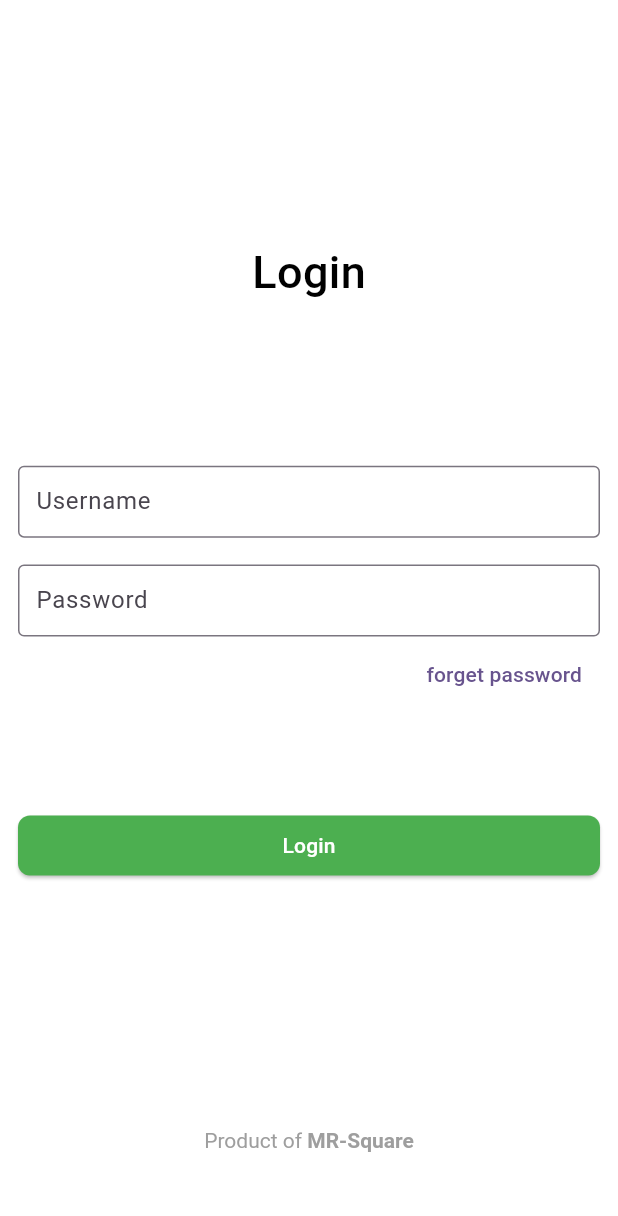
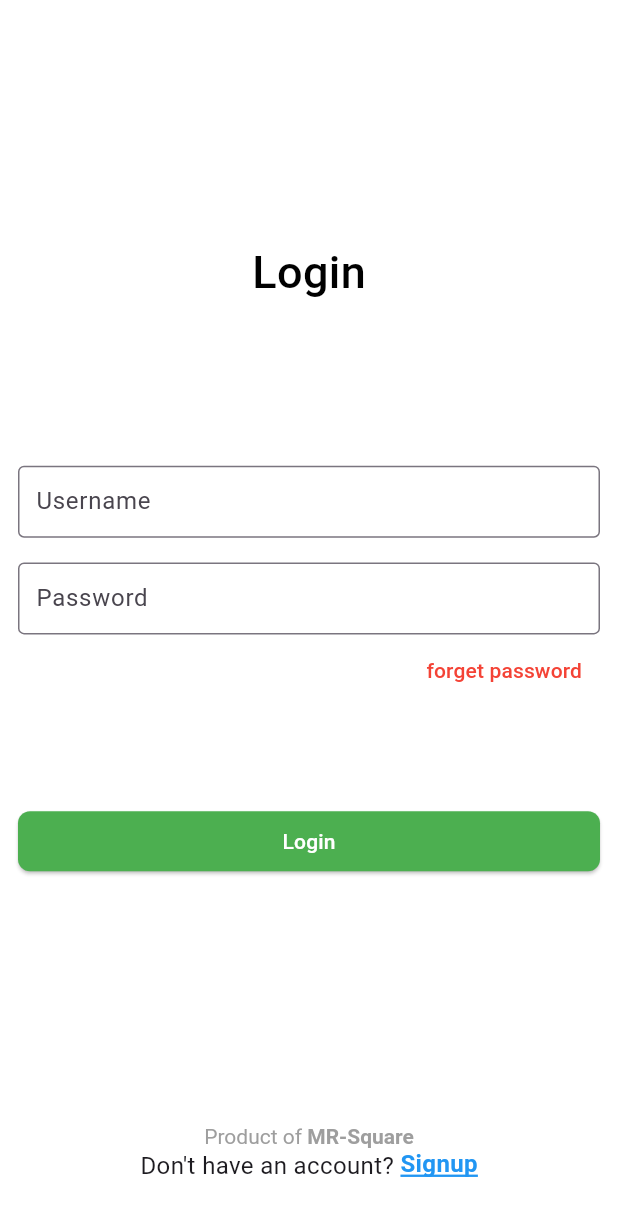
Before and after one commit to MR-Square/Task-Manager, a Flutter app: the screen it shows after launch, on a phone screen of 412 x 824 dp. Shown: the top 1216 px of the screen. Run offline on Flutter 3.47's test engine with Material 3 defaults, Android fonts, the phone set to English and light mode, and no system bars; our stand-ins replace get, shared_preferences.

Commit message:
signup ui completed

```diff
--- a/lib/res/components/inputs/simple_inputfield_widget.dart
+++ b/lib/res/components/inputs/simple_inputfield_widget.dart
@@ -52,7 +52,7 @@ class SimpleInputfieldWidget extends StatelessWidget {
   Widget build(BuildContext context) {
     return SizedBox(
       width: width ?? Utils.widthPer(100),
-      height: height ?? Utils.heightPer(6),
+      height: height,
       child: TextFormField(
         controller: controller,
         focusNode: focusNode,
--- a/lib/res/routes/app_routes.dart
+++ b/lib/res/routes/app_routes.dart
@@ -3,6 +3,7 @@ import 'package:task_manager/res/routes/routes_name.dart';
 import 'package:task_manager/views/home/home_view.dart';
 import 'package:task_manager/views/login/forget_password_view.dart';
 import 'package:task_manager/views/login/login_view.dart';
+import 'package:task_manager/views/login/signup_view.dart';
 import 'package:task_manager/views/splash_view.dart';
 
 class AppRoutes {
@@ -10,12 +11,17 @@ class AppRoutes {
         GetPage(
           name: RoutesName.splashView,
           page: () => const SplashView(),
-          transition: Transition.zoom,
+          // transition: Transition.zoom,
         ),
         GetPage(
           name: RoutesName.loginView,
           page: () => const LoginView(),
-          transition: Transition.zoom,
+          // transition: Transition.zoom,
+        ),
+        GetPage(
+          name: RoutesName.signupView,
+          page: () => const SignupView(),
+          // transition: Transition.zoom,
         ),
         GetPage(
           name: RoutesName.forgetPasswordView,
@@ -25,7 +31,7 @@ class AppRoutes {
         GetPage(
           name: RoutesName.homeView,
           page: () => const HomeView(),
-          transition: Transition.zoom,
+          // transition: Transition.zoom,
         ),
       ];
 }
--- a/lib/res/routes/routes_name.dart
+++ b/lib/res/routes/routes_name.dart
@@ -3,4 +3,5 @@ class RoutesName {
   static const String loginView = "/login_view";
   static const String homeView = "/home_view";
   static const String forgetPasswordView = "/forget_password_view";
+  static const String signupView = "/signup_view";
 }
--- a/lib/views/login/forget_password_view.dart
+++ b/lib/views/login/forget_password_view.dart
@@ -84,7 +84,9 @@ class _ForgetPasswordViewState extends State<ForgetPasswordView> {
               Utils.verticalSpace(15),
               SimpleButtonWidget(
                 label: 'Change Password',
-                onPress: () {},
+                onPress: () {
+                  Get.back();
+                },
                 width: Utils.width,
               ),
             ],
--- a/lib/views/login/login_view.dart
+++ b/lib/views/login/login_view.dart
@@ -63,7 +63,12 @@ class _LoginViewState extends State<LoginView> {
                     onPressed: () {
                       Get.toNamed(RoutesName.forgetPasswordView);
                     },
-                    child: const Text('forget password'),
+                    child: const Text(
+                      'forget password',
+                      style: TextStyle(
+                        color: Colors.red,
+                      ),
+                    ),
                   ),
                 ),
                 Utils.verticalSpace(8),
@@ -90,6 +95,34 @@ class _LoginViewState extends State<LoginView> {
                     ],
                   ),
                 ),
+                Row(
+                  mainAxisAlignment: MainAxisAlignment.center,
+                  children: [
+                    const Text(
+                      "Don't have an account? ",
+                      style: TextStyle(fontSize: 16),
+                    ),
+                    GestureDetector(
+                      onTap: () {
+                        Get.toNamed(RoutesName.signupView);
+                      },
+                      child: const Text(
+                        'Signup',
+                        style: TextStyle(
+                          fontWeight: FontWeight.w700,
+                          fontSize: 16,
+                          shadows: [
+                            Shadow(color: Colors.blue, offset: Offset(0, -1))
+                          ],
+                          color: Colors.transparent,
+                          decoration: TextDecoration.underline,
+                          decorationColor: Colors.blue,
+                          decorationThickness: 2, // optional
+                        ),
+                      ),
+                    )
+                  ],
+                )
               ],
             ),
           ),
```
Also changed, not shown: lib/view_models/controllers/login/signup_view_model.dart (added, +42 -0 lines), lib/views/login/signup_view.dart (added, +98 -0 lines).
